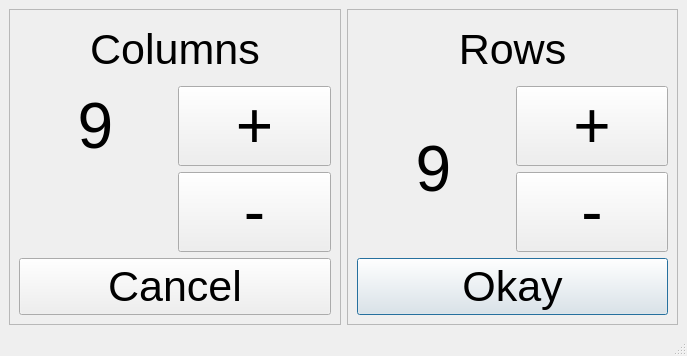
This is forms/boardresizewindow.ui in Pinguinsan/QMineSweeper as Qt 5 draws it before an edit. The edited form follows.
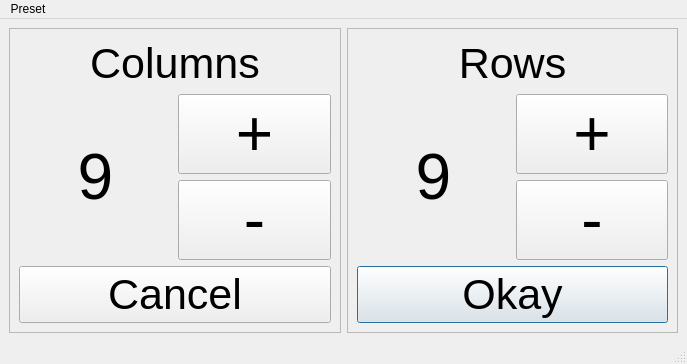
This is the edited form.

Commit message: Added preset board sizes in BoardResizeUi - Z170A-Titanium-PC

What changed in the file:
```diff
--- a/forms/boardresizewindow.ui
+++ b/forms/boardresizewindow.ui
@@ -7,7 +7,7 @@
     <x>0</x>
     <y>0</y>
     <width>687</width>
-    <height>356</height>
+    <height>364</height>
    </rect>
   </property>
   <property name="windowTitle">
@@ -39,21 +39,6 @@
          </property>
         </widget>
        </item>
-       <item row="1" column="0">
-        <widget class="QLabel" name="lblColumns">
-         <property name="font">
-          <font>
-           <pointsize>48</pointsize>
-          </font>
-         </property>
-         <property name="text">
-          <string>9</string>
-         </property>
-         <property name="alignment">
-          <set>Qt::AlignCenter</set>
-         </property>
-        </widget>
-       </item>
        <item row="1" column="1">
         <widget class="QPushButton" name="btnIncrementColumns">
          <property name="sizePolicy">
@@ -108,6 +93,21 @@
          </property>
         </widget>
        </item>
+       <item row="1" column="0" rowspan="2">
+        <widget class="QLabel" name="lblColumns">
+         <property name="font">
+          <font>
+           <pointsize>48</pointsize>
+          </font>
+         </property>
+         <property name="text">
+          <string>9</string>
+         </property>
+         <property name="alignment">
+          <set>Qt::AlignCenter</set>
+         </property>
+        </widget>
+       </item>
       </layout>
      </widget>
     </item>
@@ -213,6 +213,46 @@
    </layout>
   </widget>
   <widget class="QStatusBar" name="statusBar"/>
+  <widget class="QMenuBar" name="menuBar">
+   <property name="geometry">
+    <rect>
+     <x>0</x>
+     <y>0</y>
+     <width>687</width>
+     <height>25</height>
+    </rect>
+   </property>
+   <widget class="QMenu" name="menuPreset">
+    <property name="title">
+     <string>Preset</string>
+    </property>
+    <addaction name="actionBeginner"/>
+    <addaction name="actionIntermediate"/>
+    <addaction name="actionAdvanced"/>
+    <addaction name="actionExtreme"/>
+   </widget>
+   <addaction name="menuPreset"/>
+  </widget>
+  <action name="actionBeginner">
+   <property name="text">
+    <string>Beginner (9x9)</string>
+   </property>
+  </action>
+  <action name="actionIntermediate">
+   <property name="text">
+    <string>Intermediate (18x9)</string>
+   </property>
+  </action>
+  <action name="actionAdvanced">
+   <property name="text">
+    <string>Advanced (18x18)</string>
+   </property>
+  </action>
+  <action name="actionExtreme">
+   <property name="text">
+    <string>Extreme (24x24)</string>
+   </property>
+  </action>
  </widget>
  <resources/>
  <connections/>
```
The commit also changes 5 other files.
